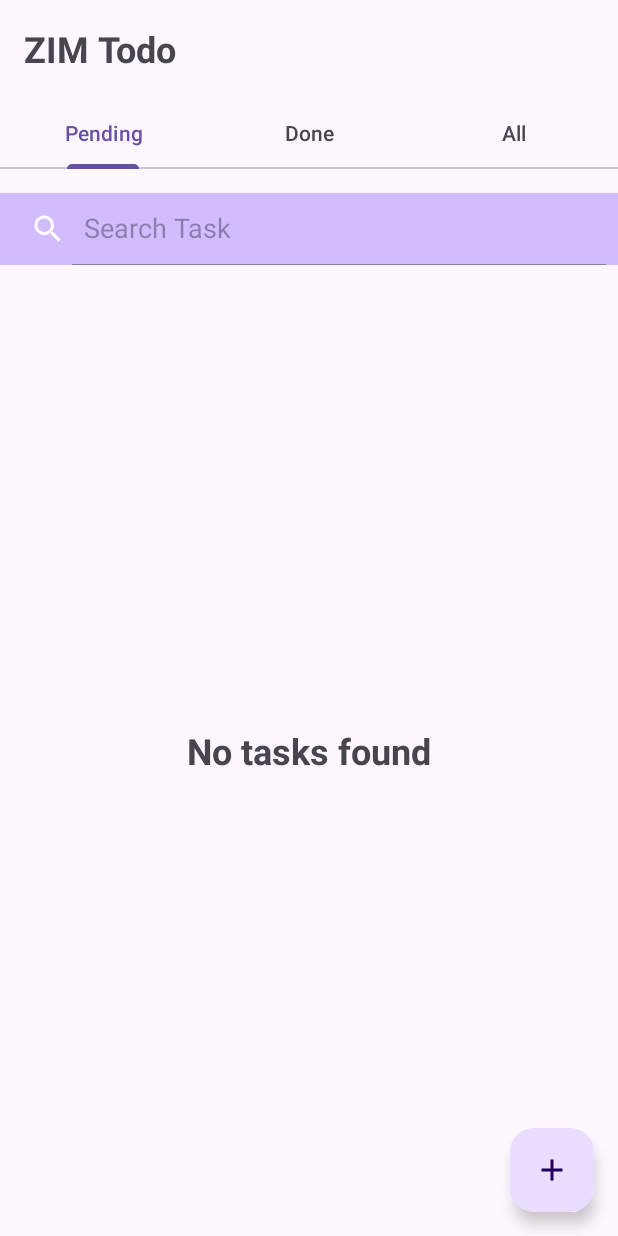
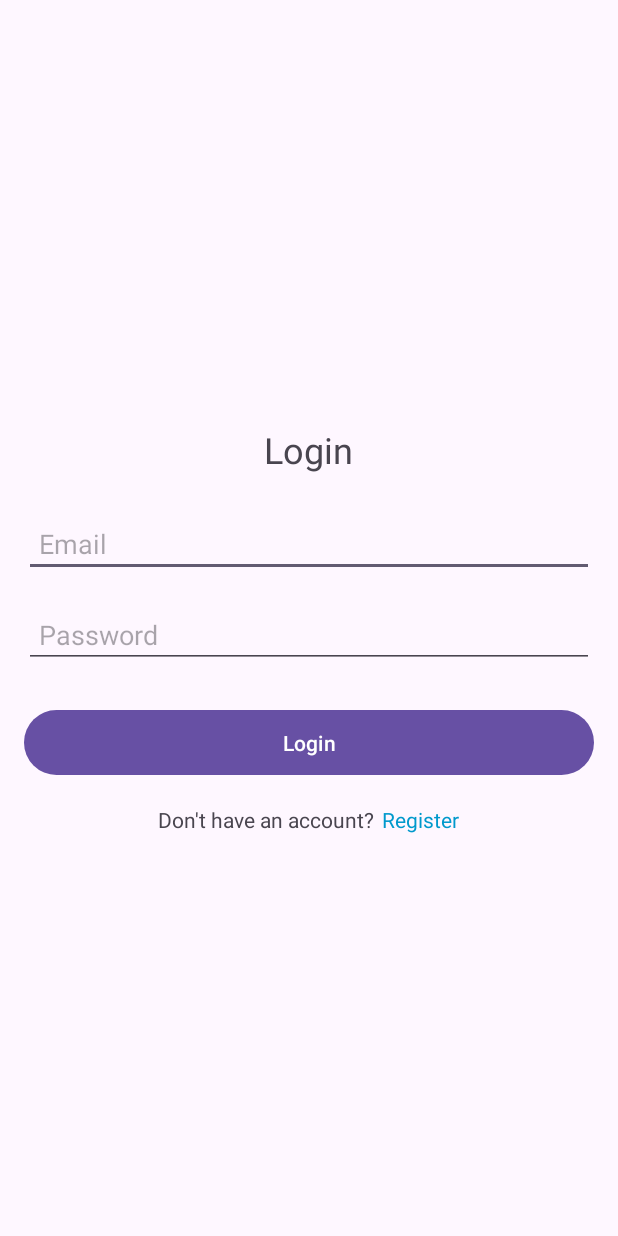
Before and after one commit to sif-zia/FirebaseTodo, an Android app: the screen it shows after launch (MainActivity before the commit, LoginActivity after it), on a phone screen of 412 x 824 dp. Run offline under Robolectric (Android 15) with nearby library versions, the phone set to English and light mode, and no system bars; our stand-ins replace Firebase (no records; nobody signed in at launch, a user with empty details on screens opened directly).

Commit message:
Added Firebase Authentication

```diff
--- a/app/build.gradle.kts
+++ b/app/build.gradle.kts
@@ -50,4 +50,8 @@ dependencies {
     implementation("androidx.fragment:fragment:1.8.4")
 
     implementation("androidx.viewpager2:viewpager2:1.1.0")
+
+    // Import the BoM for the Firebase platform
+    implementation(platform("com.google.firebase:firebase-bom:33.7.0"))
+    implementation("com.google.firebase:firebase-auth")
 }
--- /dev/null
+++ b/app/src/main/java/com/example/firebasetodo/LoginActivity.java
@@ -0,0 +1,89 @@
+package com.example.firebasetodo;
+
+import android.content.Intent;
+import android.os.Bundle;
+import android.widget.Button;
+import android.widget.EditText;
+import android.widget.TextView;
+import android.widget.Toast;
+
+import androidx.activity.EdgeToEdge;
+import androidx.appcompat.app.AppCompatActivity;
+import androidx.core.graphics.Insets;
+import androidx.core.view.ViewCompat;
+import androidx.core.view.WindowInsetsCompat;
+
+import com.google.firebase.auth.FirebaseAuth;
+import com.google.firebase.auth.FirebaseUser;
+
+public class LoginActivity extends AppCompatActivity {
+
+    FirebaseAuth mAuth = FirebaseAuth.getInstance();
+
+    @Override
+    protected void onCreate(Bundle savedInstanceState) {
+        super.onCreate(savedInstanceState);
+        EdgeToEdge.enable(this);
+        setContentView(R.layout.activity_login);
+        ViewCompat.setOnApplyWindowInsetsListener(findViewById(R.id.main), (v, insets) -> {
+            Insets systemBars = insets.getInsets(WindowInsetsCompat.Type.systemBars());
+            v.setPadding(systemBars.left, systemBars.top, systemBars.right, systemBars.bottom);
+            return insets;
+        });
+        FirebaseUser user = mAuth.getCurrentUser();
+        if (user != null) {
+            navigateToMainActivity();
+        }
+
+        EditText emailEditText = findViewById(R.id.et_email);
+        EditText passwordEditText = findViewById(R.id.et_password);
+
+        Button loginButton = findViewById(R.id.btn_login);
+        TextView registerButton = findViewById(R.id.tv_action);
+
+        loginButton.setOnClickListener(v -> {
+            String email = emailEditText.getText().toString();
+            String password = passwordEditText.getText().toString();
+
+            if (email.isEmpty() || password.isEmpty()) {
+                Toast.makeText(LoginActivity.this, "Please fill all fields", Toast.LENGTH_SHORT).show();
+                return;
+            }
+
+            loginUser(email, password);
+        });
+
+        registerButton.setOnClickListener(v -> {
+            navigateToRegisterActivity();
+        });
+    }
+
+    private void loginUser(String email, String password) {
+
+        mAuth.signInWithEmailAndPassword(email, password)
+                .addOnCompleteListener(this, task -> {
+                            if (task.isSuccessful()) {
+                                Toast.makeText(LoginActivity.this, "Login Successful",
+                                        Toast.LENGTH_SHORT).show();
+                                navigateToMainActivity();
+                            } else {
+                                // If sign in fails, display a message to the user.
+                                Toast.makeText(LoginActivity.this, "Authentication failed.",
+                                        Toast.LENGTH_SHORT).show();
+                            }
+                        }
+                );
+    }
+
+    void navigateToMainActivity() {
+        Intent intent = new Intent(LoginActivity.this, MainActivity.class);
+        intent.addFlags(Intent.FLAG_ACTIVITY_NEW_TASK | Intent.FLAG_ACTIVITY_CLEAR_TASK);
+        startActivity(intent);
+    }
+
+    void navigateToRegisterActivity() {
+        Intent intent = new Intent(LoginActivity.this, RegisterActivity.class);
+        intent.addFlags(Intent.FLAG_ACTIVITY_NEW_TASK | Intent.FLAG_ACTIVITY_CLEAR_TASK);
+        startActivity(intent);
+    }
+}
--- /dev/null
+++ b/app/src/main/res/drawable/ic_account.xml
@@ -0,0 +1,5 @@
+<vector xmlns:android="http://schemas.android.com/apk/res/android" android:height="24dp" android:tint="#CEB9FB" android:viewportHeight="24" android:viewportWidth="24" android:width="24dp">
+
+    <path android:fillColor="@android:color/white" android:pathData="M12,2C6.48,2 2,6.48 2,12s4.48,10 10,10s10,-4.48 10,-10S17.52,2 12,2zM12,6c1.93,0 3.5,1.57 3.5,3.5S13.93,13 12,13s-3.5,-1.57 -3.5,-3.5S10.07,6 12,6zM12,20c-2.03,0 -4.43,-0.82 -6.14,-2.88C7.55,15.8 9.68,15 12,15s4.45,0.8 6.14,2.12C16.43,19.18 14.03,20 12,20z"/>
+
+</vector>
--- /dev/null
+++ b/app/src/main/res/layout/activity_login.xml
@@ -0,0 +1,75 @@
+<?xml version="1.0" encoding="utf-8"?>
+<LinearLayout xmlns:android="http://schemas.android.com/apk/res/android"
+    xmlns:app="http://schemas.android.com/apk/res-auto"
+    xmlns:tools="http://schemas.android.com/tools"
+    android:id="@+id/main"
+    android:layout_width="match_parent"
+    android:layout_height="match_parent"
+    android:orientation="vertical"
+    android:gravity="center_vertical"
+    tools:context=".MainActivity">
+
+    <LinearLayout
+        android:layout_width="match_parent"
+        android:layout_height="wrap_content"
+        android:orientation="vertical"
+        android:gravity="center"
+        android:padding="16dp">
+
+        <TextView
+            android:layout_width="wrap_content"
+            android:layout_height="wrap_content"
+            android:text="Login"
+            android:textSize="24sp"
+            android:layout_marginBottom="24dp" />
+
+        <!-- Username Field -->
+        <EditText
+            android:id="@+id/et_email"
+            android:layout_width="match_parent"
+            android:layout_height="wrap_content"
+            android:hint="Email"
+            android:padding="10dp"
+            android:inputType="textEmailAddress"
+            android:layout_marginBottom="16dp" />
+
+        <!-- Password Field -->
+        <EditText
+            android:id="@+id/et_password"
+            android:layout_width="match_parent"
+            android:layout_height="wrap_content"
+            android:hint="Password"
+            android:inputType="textPassword"
+            android:padding="10dp"
+            android:layout_marginBottom="24dp" />
+
+        <!-- Login Button -->
+        <Button
+            android:id="@+id/btn_login"
+            android:layout_width="match_parent"
+            android:layout_height="wrap_content"
+            android:text="Login"
+            android:textColor="@android:color/white"
+            android:padding="12dp" />
+
+    </LinearLayout>
+
+    <LinearLayout
+        android:layout_width="match_parent"
+        android:layout_height="wrap_content"
+        android:gravity="center_horizontal">
+        <TextView
+            android:id="@+id/tv_question"
+            android:layout_width="wrap_content"
+            android:layout_height="wrap_content"
+            android:text="Don't have an account?"/>
+        <TextView
+            android:id="@+id/tv_action"
+            android:layout_width="wrap_content"
+            android:layout_height="wrap_content"
+            android:text="Register"
+            android:textColor="@android:color/holo_blue_dark"
+            android:layout_marginStart="5dp"/>
+    </LinearLayout>
+
+</LinearLayout>
```
Also changed, not shown: app/src/main/AndroidManifest.xml (+10 -1 lines), app/src/main/java/com/example/firebasetodo/AccountActivity.java (added, +62 -0 lines), app/src/main/java/com/example/firebasetodo/MainActivity.java (+11 -1 lines), app/src/main/java/com/example/firebasetodo/RegisterActivity.java (added, +122 -0 lines), app/src/main/res/layout/activity_account.xml (added, +90 -0 lines), app/src/main/res/layout/activity_main.xml (+39 -20 lines), app/src/main/res/layout/activity_register.xml (added, +91 -0 lines).
